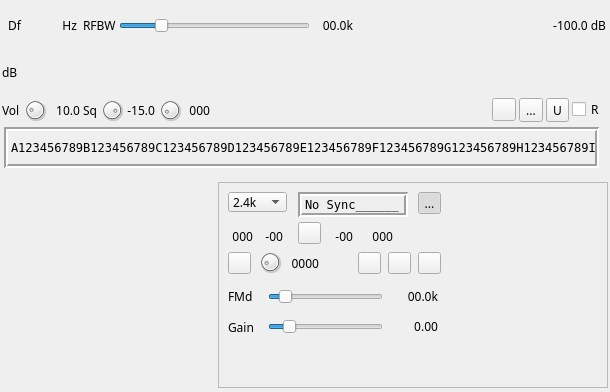
Qt form plugins/channelrx/demoddsd/dsddemodgui.ui (f4exb/sdrangel) before a commit.
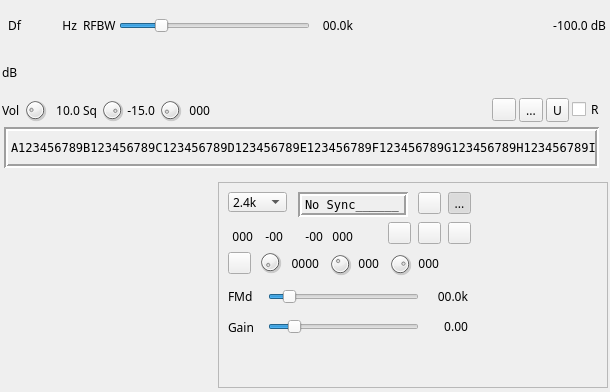
The same form after that commit. Icons and pictures are not drawn. Custom widgets are drawn as their Qt base class.

Patch:
```diff
--- a/plugins/channelrx/demoddsd/dsddemodgui.ui
+++ b/plugins/channelrx/demoddsd/dsddemodgui.ui
@@ -692,7 +692,7 @@
        </property>
        <property name="geometry">
         <rect>
-         <x>200</x>
+         <x>230</x>
          <y>10</y>
          <width>23</width>
          <height>22</height>
@@ -769,8 +769,8 @@
       <widget class="ButtonSwitch" name="enableCosineFiltering">
        <property name="geometry">
         <rect>
-         <x>80</x>
-         <y>40</y>
+         <x>200</x>
+         <y>10</y>
          <width>23</width>
          <height>22</height>
         </rect>
@@ -789,7 +789,7 @@
       <widget class="QLabel" name="inCarrierPosText">
        <property name="geometry">
         <rect>
-         <x>110</x>
+         <x>80</x>
          <y>40</y>
          <width>25</width>
          <height>28</height>
@@ -814,7 +814,7 @@
       <widget class="QLabel" name="inLevelText">
        <property name="geometry">
         <rect>
-         <x>150</x>
+         <x>110</x>
          <y>40</y>
          <width>25</width>
          <height>28</height>
@@ -865,7 +865,7 @@
         <rect>
          <x>50</x>
          <y>107</y>
-         <width>115</width>
+         <width>151</width>
          <height>16</height>
         </rect>
        </property>
@@ -901,7 +901,7 @@
       <widget class="QLabel" name="fmDeviationText">
        <property name="geometry">
         <rect>
-         <x>180</x>
+         <x>210</x>
          <y>100</y>
          <width>40</width>
          <height>29</height>
@@ -938,7 +938,7 @@
         <rect>
          <x>50</x>
          <y>137</y>
-         <width>115</width>
+         <width>151</width>
          <height>16</height>
         </rect>
        </property>
@@ -970,8 +970,8 @@
       <widget class="QToolButton" name="slot1On">
        <property name="geometry">
         <rect>
-         <x>140</x>
-         <y>70</y>
+         <x>170</x>
+         <y>40</y>
          <width>23</width>
          <height>22</height>
         </rect>
@@ -994,8 +994,8 @@
       <widget class="QToolButton" name="slot2On">
        <property name="geometry">
         <rect>
-         <x>170</x>
-         <y>70</y>
+         <x>200</x>
+         <y>40</y>
          <width>23</width>
          <height>22</height>
         </rect>
@@ -1018,8 +1018,8 @@
       <widget class="QToolButton" name="tdmaStereoSplit">
        <property name="geometry">
         <rect>
-         <x>200</x>
-         <y>70</y>
+         <x>230</x>
+         <y>40</y>
          <width>23</width>
          <height>22</height>
         </rect>
@@ -1058,7 +1058,7 @@
         <string>Display trace length (ms)</string>
        </property>
        <property name="minimum">
-        <number>1</number>
+        <number>6</number>
        </property>
        <property name="maximum">
         <number>30</number>
@@ -1067,7 +1067,7 @@
         <number>1</number>
        </property>
        <property name="value">
-        <number>5</number>
+        <number>6</number>
        </property>
       </widget>
       <widget class="QLabel" name="traceLengthText">
@@ -1092,7 +1092,7 @@
       <widget class="QLabel" name="demodGainText">
        <property name="geometry">
         <rect>
-         <x>180</x>
+         <x>210</x>
          <y>130</y>
          <width>40</width>
          <height>29</height>
@@ -1111,6 +1111,106 @@
         <set>Qt::AlignRight|Qt::AlignTrailing|Qt::AlignVCenter</set>
        </property>
       </widget>
+      <widget class="QDial" name="traceStroke">
+       <property name="geometry">
+        <rect>
+         <x>110</x>
+         <y>70</y>
+         <width>24</width>
+         <height>24</height>
+        </rect>
+       </property>
+       <property name="maximumSize">
+        <size>
+         <width>24</width>
+         <height>24</height>
+        </size>
+       </property>
+       <property name="toolTip">
+        <string>Trace stroke [0..255]</string>
+       </property>
+       <property name="minimum">
+        <number>0</number>
+       </property>
+       <property name="maximum">
+        <number>255</number>
+       </property>
+       <property name="pageStep">
+        <number>1</number>
+       </property>
+       <property name="value">
+        <number>100</number>
+       </property>
+      </widget>
+      <widget class="QLabel" name="traceStrokeText">
+       <property name="geometry">
+        <rect>
+         <x>130</x>
+         <y>73</y>
+         <width>31</width>
+         <height>16</height>
+        </rect>
+       </property>
+       <property name="toolTip">
+        <string>Trace stroke value</string>
+       </property>
+       <property name="text">
+        <string>000</string>
+       </property>
+       <property name="alignment">
+        <set>Qt::AlignRight|Qt::AlignTrailing|Qt::AlignVCenter</set>
+       </property>
+      </widget>
+      <widget class="QDial" name="traceDecay">
+       <property name="geometry">
+        <rect>
+         <x>170</x>
+         <y>70</y>
+         <width>24</width>
+         <height>24</height>
+        </rect>
+       </property>
+       <property name="maximumSize">
+        <size>
+         <width>24</width>
+         <height>24</height>
+        </size>
+       </property>
+       <property name="toolTip">
+        <string>Trace decay [0..255]</string>
+       </property>
+       <property name="minimum">
+        <number>0</number>
+       </property>
+       <property name="maximum">
+        <number>255</number>
+       </property>
+       <property name="pageStep">
+        <number>1</number>
+       </property>
+       <property name="value">
+        <number>200</number>
+       </property>
+      </widget>
+      <widget class="QLabel" name="traceDecayText">
+       <property name="geometry">
+        <rect>
+         <x>190</x>
+         <y>73</y>
+         <width>31</width>
+         <height>16</height>
+        </rect>
+       </property>
+       <property name="toolTip">
+        <string>Trace decay value</string>
+       </property>
+       <property name="text">
+        <string>000</string>
+       </property>
+       <property name="alignment">
+        <set>Qt::AlignRight|Qt::AlignTrailing|Qt::AlignVCenter</set>
+       </property>
+      </widget>
      </widget>
     </item>
    </layout>
```
Left out of the diff: 22 changed lines with no effect on the pictures.
